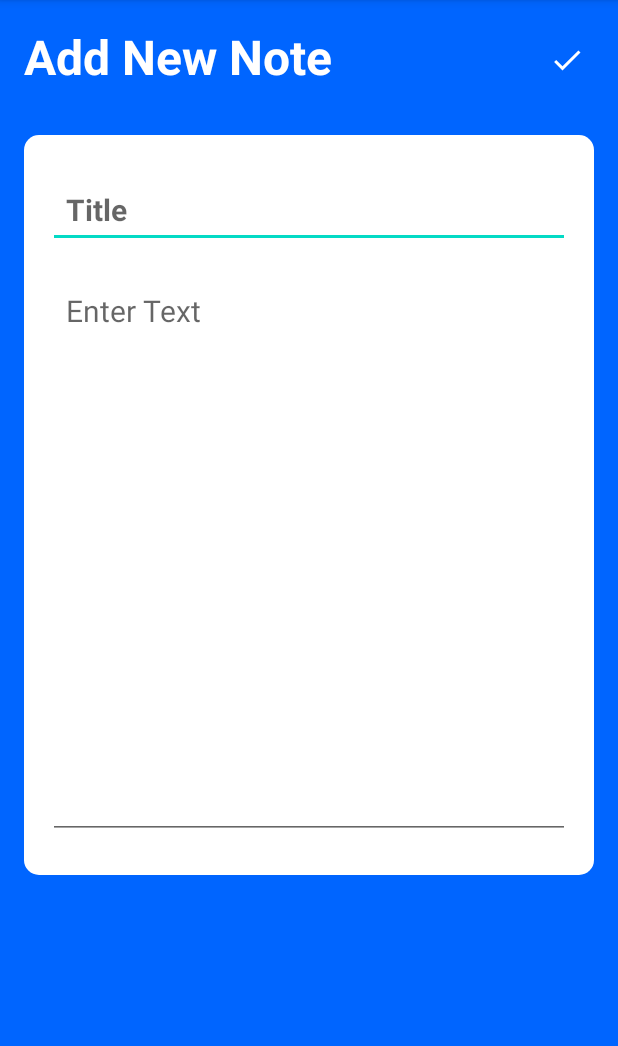
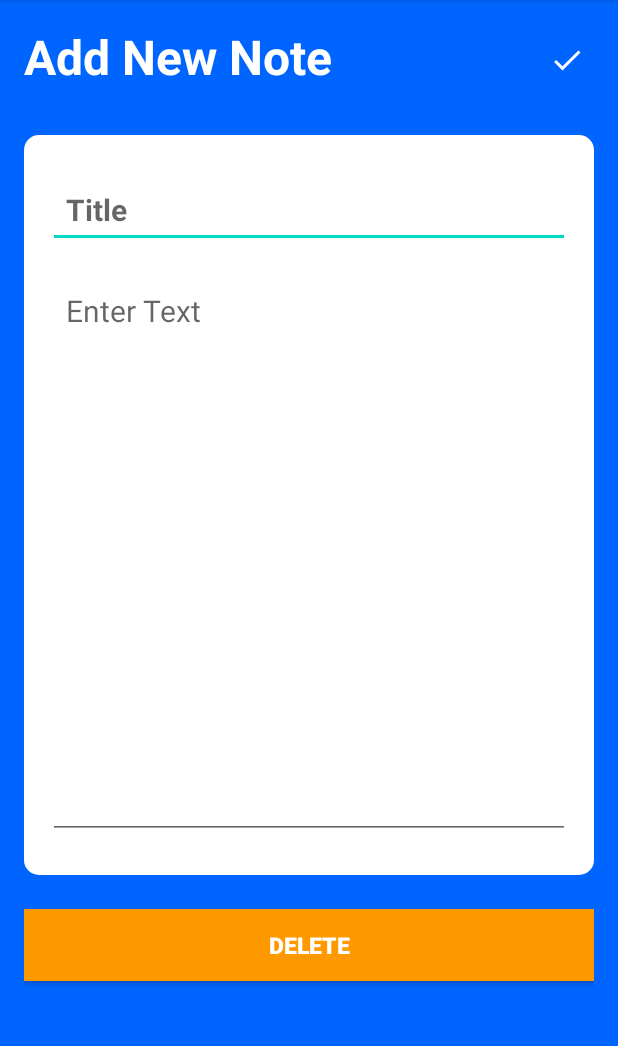
Before and after one commit to JohnChristianIdul/FoundMyNotes, an Android app: the noteDetailsActivity screen opened directly, with no data from a screen before it, on a phone screen of 412 x 824 dp, the part 84-1130 px from its top. Run offline under Robolectric (Android 15) with nearby library versions, the phone set to English and light mode, and no system bars; our stand-ins replace Firebase (no records; nobody signed in at launch, a user with empty details on screens opened directly).

Commit message:
fixed layout - idul added a delete button for notes - idul

```diff
--- a/app/src/main/java/com/example/foundmynotes/notesPage.java
+++ b/app/src/main/java/com/example/foundmynotes/notesPage.java
@@ -10,7 +10,6 @@ import android.widget.ImageButton;
 
 import com.firebase.ui.firestore.FirestoreRecyclerOptions;
 import com.google.android.material.floatingactionbutton.FloatingActionButton;
-import com.google.firebase.firestore.FirestoreRegistrar;
 import com.google.firebase.firestore.Query;
 
 
--- a/app/src/main/res/layout/activity_login.xml
+++ b/app/src/main/res/layout/activity_login.xml
@@ -5,7 +5,8 @@
     android:layout_width="match_parent"
     android:layout_height="match_parent"
     android:background="@drawable/log_in"
-    tools:context=".Login">
+    tools:context=".Login"
+    android:theme="@style/Theme.MaterialComponents.Light.NoActionBar">
 
 
     <TextView
@@ -60,7 +61,7 @@
         app:layout_constraintHorizontal_bias="0.51"
         app:layout_constraintStart_toStartOf="parent"
         app:layout_constraintTop_toTopOf="parent"
-        app:layout_constraintVertical_bias="0.354" />
+        app:layout_constraintVertical_bias="0.395" />
 
     <CheckBox
         android:id="@+id/cbRemember"
--- a/app/src/main/res/layout/activity_note_details.xml
+++ b/app/src/main/res/layout/activity_note_details.xml
@@ -36,6 +36,7 @@
     </RelativeLayout>
 
     <LinearLayout
+        android:id="@+id/container_note"
         android:layout_width="match_parent"
         android:layout_height="wrap_content"
         android:layout_below="@+id/title_bar"
@@ -69,6 +70,20 @@
             android:padding="12dp"
             android:textColor="@color/black"
             />
+
     </LinearLayout>
 
+    <androidx.appcompat.widget.AppCompatButton
+        android:layout_width="match_parent"
+        android:layout_height="wrap_content"
+        android:id="@+id/deleteNote"
+        android:layout_below="@+id/container_note"
+        android:layout_marginTop="-3sp"
+        android:text="Delete"
+        android:textColor="@color/white"
+        android:textStyle="bold"
+        android:textSize="15sp"
+        android:background="@color/orange"
+        />
+
 </RelativeLayout>
```
